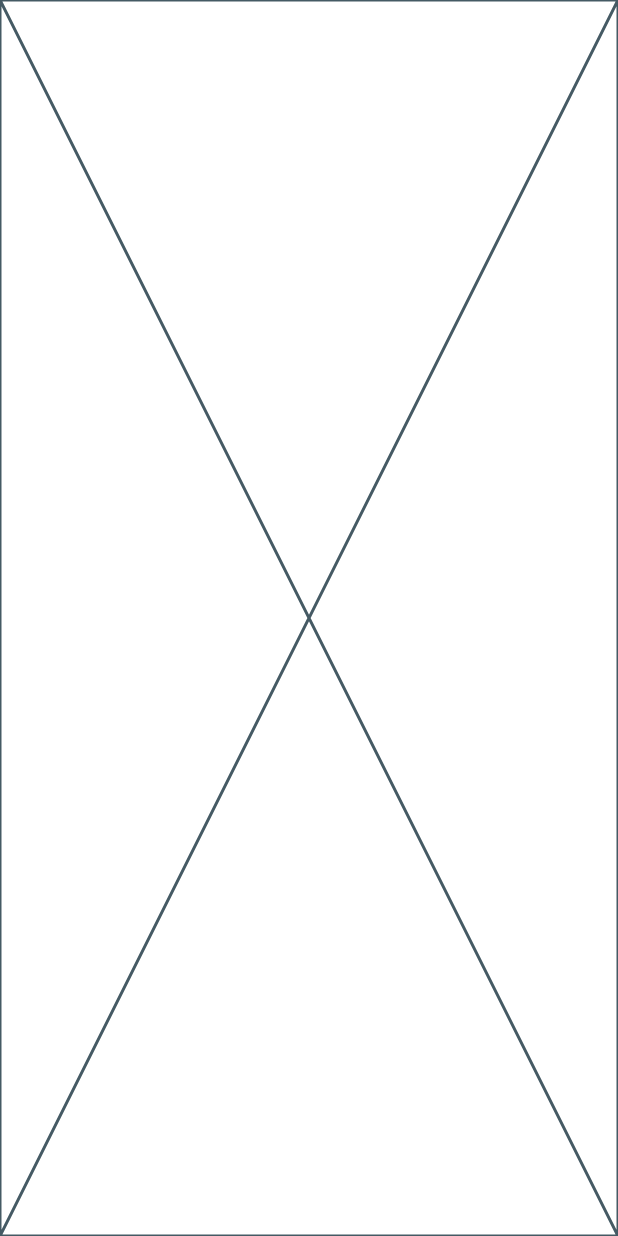
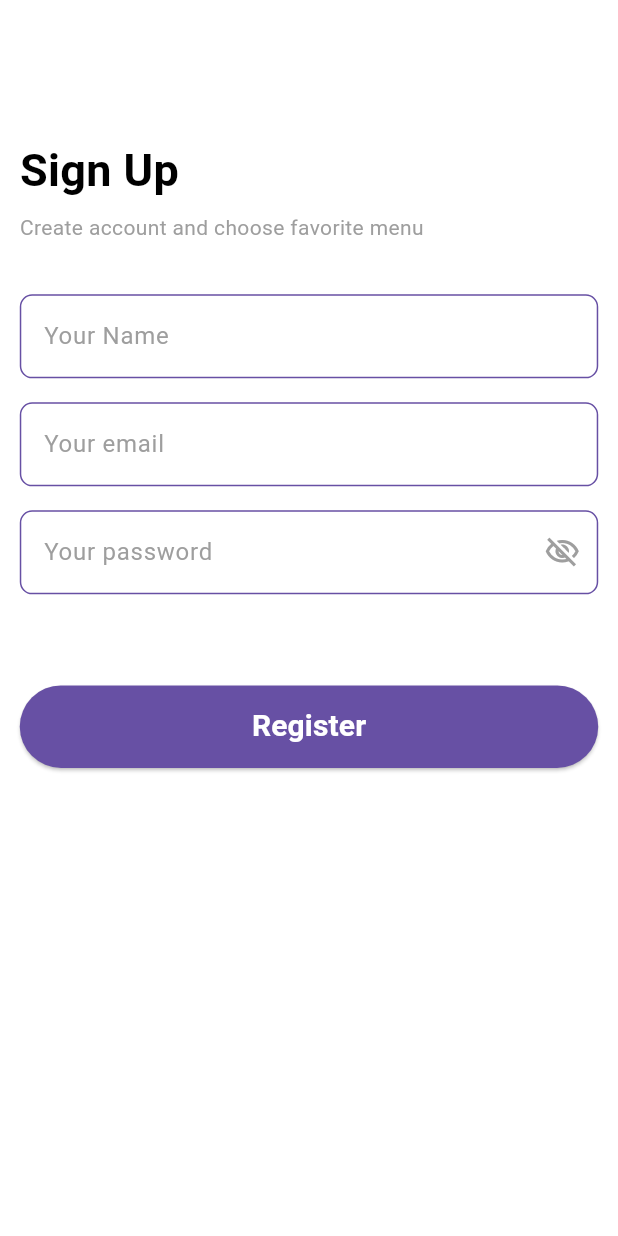
Before and after one commit to NurhayatYurtaslan/bazar_books_mobile_app, a Flutter app: the screen it shows after launch, after a tap on "Sign Up", on a phone screen of 412 x 824 dp. Run offline on Flutter 3.47's test engine with Material 3 defaults, Android fonts, the phone set to English and light mode, and no system bars; our stand-ins replace auto_route, bloc, cloud_firestore, dots_indicator, firebase_auth, firebase_core and 5 more; accounts and stored records are empty; network calls fail.

Commit message:
update 🆕 : signup page

```diff
--- a/lib/app/views/view_signup/signup_view.dart
+++ b/lib/app/views/view_signup/signup_view.dart
@@ -1,5 +1,16 @@
 import 'package:auto_route/auto_route.dart';
+import 'package:bazar_books_mobile_app/app/views/view_signup/view_model/signup_event.dart';
+import 'package:bazar_books_mobile_app/app/views/view_signup/view_model/signup_state.dart';
+import 'package:bazar_books_mobile_app/app/views/view_signup/view_model/signup_view_model.dart';
+import 'package:bazar_books_mobile_app/core/extensions/context_extension.dart';
+import 'package:bazar_books_mobile_app/core/widgets/custom_button_widget.dart';
+import 'package:bazar_books_mobile_app/core/widgets/custom_password_widget.dart';
+import 'package:bazar_books_mobile_app/core/widgets/custom_text_widget.dart';
+import 'package:bazar_books_mobile_app/core/widgets/password_reqister_widget.dart';
+import 'package:bazar_books_mobile_app/core/widgets/title_and_description_widget.dart';
 import 'package:flutter/material.dart';
+import 'package:flutter/services.dart';
+import 'package:flutter_bloc/flutter_bloc.dart';
 
 @RoutePage()
 class SignUpView extends StatelessWidget {
@@ -7,6 +18,103 @@ class SignUpView extends StatelessWidget {
 
   @override
   Widget build(BuildContext context) {
-    return const Placeholder();
+    return BlocProvider(
+      create: (context) => SignUpViewModel(),
+      child: BlocBuilder<SignUpViewModel, SignUpState>(
+        builder: (context, state) {
+          final viewModel = context.read<SignUpViewModel>();
+          final passwordController = viewModel.passwordController;
+          final passwordFocusNode = viewModel.passwordFocusNode;
+
+          // Şifre gereksinimlerini kontrol etme fonksiyonu
+          bool isPasswordValid(String password) {
+            bool hasMinLength = password.length >= 8;
+            bool hasNumber = RegExp(r'\d').hasMatch(password);
+            bool hasLetter = RegExp(r'[A-Za-z]').hasMatch(password);
+            return hasMinLength && hasNumber && hasLetter;
+          }
+
+          // Şifre alanına odaklanma durumu
+          bool isPasswordFieldFocused = passwordFocusNode.hasFocus;
+
+          return Form(
+            key: viewModel.formKey,
+            child: Scaffold(
+              backgroundColor: Colors.white,
+              body: SafeArea(
+                child: Padding(
+                  padding: context.paddingNormal,
+                  child: SingleChildScrollView(
+                    child: Column(
+                      crossAxisAlignment: CrossAxisAlignment.start,
+                      children: [
+                        SizedBox(height: context.mediumValue * 3),
+                        const TitleAndDescriptionWidget(
+                          headerText: 'Sign Up',
+                          text: 'Create account and choose favorite menu',
+                        ),
+                        SizedBox(height: context.mediumValue),
+                        CustomTextInput(
+                          label: "Your Name",
+                          inputFormatters: [
+                            FilteringTextInputFormatter.deny(RegExp(r'[0-9]'))
+                          ],
+                          controller: viewModel.nameController,
+                          validator: (value) {
+                            if (value?.isEmpty ?? true) {
+                              return "Please Enter Your Name";
+                            }
+                            return null;
+                          },
+                        ),
+                        CustomTextInput(
+                          label: "Your email",
+                          keyboardType: TextInputType.emailAddress,
+                          validator: (value) {
+                            if (!RegExp(r'\S+@\S+\.\S+').hasMatch(value!)) {
+                              return 'Please Enter a Valid E-Mail Address';
+                            }
+                            return null;
+                          },
+                          controller: viewModel.emailController,
+                        ),
+                        CustomPasswordTextField(
+                          controller: passwordController,
+                          validator: (value) {
+                            if (!isPasswordValid(value!)) {
+                              return 'Please Enter a Valid Password';
+                            }
+                            return null;
+                          },
+                        ),
+                        SizedBox(height: context.mediumValue),
+                        // Şifre gereksinimleri
+                        if (isPasswordFieldFocused ||
+                            passwordController.text.isNotEmpty)
+                          PasswordRequirements(
+                            password: passwordController.text,
+                          ),
+                        SizedBox(height: context.mediumValue),
+                        // "Register" butonu
+                        CustomButton(
+                          buttonText: 'Register',
+                          buttonBgColor: Theme.of(context).primaryColor,
+                          buttonTextColor: Colors.white,
+                          onPressed: () {
+                            if (viewModel.formKey.currentState!.validate()) {
+                              viewModel.add(SignUpInitialEvent(context));
+                            }
+                          },
+                        ),
+                      ],
+                    ),
+                  ),
+                ),
+              ),
+            ),
+          );
+        },
+      ),
+    );
   }
 }
```
